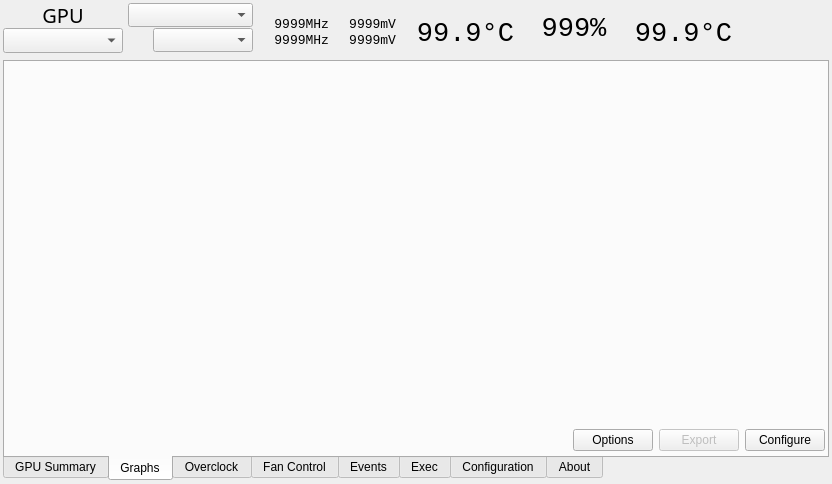
First picture: the form in radeon-profile/radeon_profile.ui, repository marazmista/radeon-profile, before the edit.
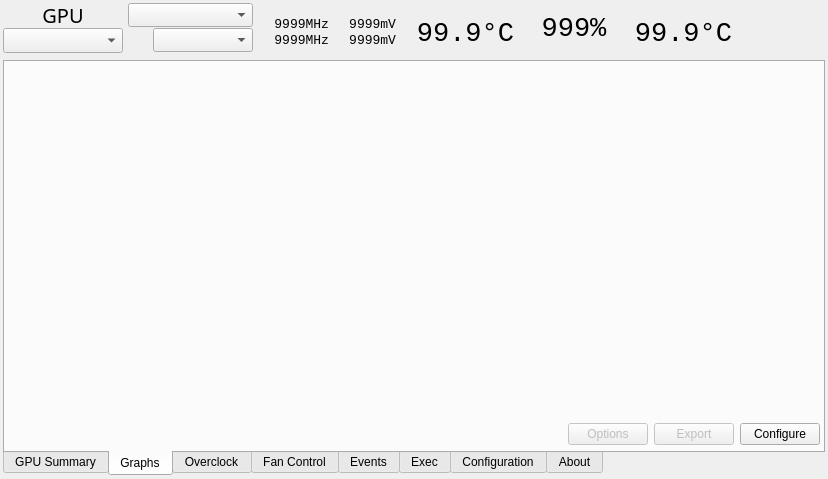
Second picture: the form after the edit. The open tabs and pages were chosen to show the change. Icons and pictures are not drawn.

```diff
--- a/radeon-profile/radeon_profile.ui
+++ b/radeon-profile/radeon_profile.ui
@@ -6,8 +6,8 @@
    <rect>
     <x>0</x>
     <y>0</y>
-    <width>832</width>
-    <height>484</height>
+    <width>828</width>
+    <height>479</height>
    </rect>
   </property>
   <property name="minimumSize">
@@ -906,16 +906,16 @@
          <number>2</number>
         </property>
         <property name="leftMargin">
-         <number>2</number>
+         <number>3</number>
         </property>
         <property name="topMargin">
-         <number>2</number>
+         <number>3</number>
         </property>
         <property name="rightMargin">
-         <number>2</number>
+         <number>3</number>
         </property>
         <property name="bottomMargin">
-         <number>2</number>
+         <number>3</number>
         </property>
         <item>
          <widget class="QFrame" name="frame_2">
@@ -943,6 +943,12 @@
         </item>
         <item>
          <widget class="QStackedWidget" name="stack_plots">
+          <property name="sizePolicy">
+           <sizepolicy hsizetype="Expanding" vsizetype="Expanding">
+            <horstretch>0</horstretch>
+            <verstretch>0</verstretch>
+           </sizepolicy>
+          </property>
           <property name="frameShape">
            <enum>QFrame::NoFrame</enum>
           </property>
@@ -953,9 +959,24 @@
            <number>0</number>
           </property>
           <widget class="QWidget" name="pagePlots">
-           <layout class="QGridLayout" name="gridLayout_15">
-            <item row="0" column="0">
-             <layout class="QGridLayout" name="grid_plots">
+           <layout class="QVBoxLayout" name="verticalLayout_20">
+            <property name="spacing">
+             <number>0</number>
+            </property>
+            <property name="leftMargin">
+             <number>0</number>
+            </property>
+            <property name="topMargin">
+             <number>0</number>
+            </property>
+            <property name="rightMargin">
+             <number>0</number>
+            </property>
+            <property name="bottomMargin">
+             <number>0</number>
+            </property>
+            <item>
+             <layout class="QGridLayout" name="grd_plots">
               <property name="spacing">
                <number>0</number>
               </property>
@@ -1152,6 +1173,9 @@
            </item>
            <item row="0" column="1">
             <widget class="QPushButton" name="btn_options">
+             <property name="enabled">
+              <bool>false</bool>
+             </property>
              <property name="toolTip">
               <string>Reset min max temps and graphs scale</string>
              </property>
```
Left out of the diff: 10 changed lines with no effect on the pictures.
